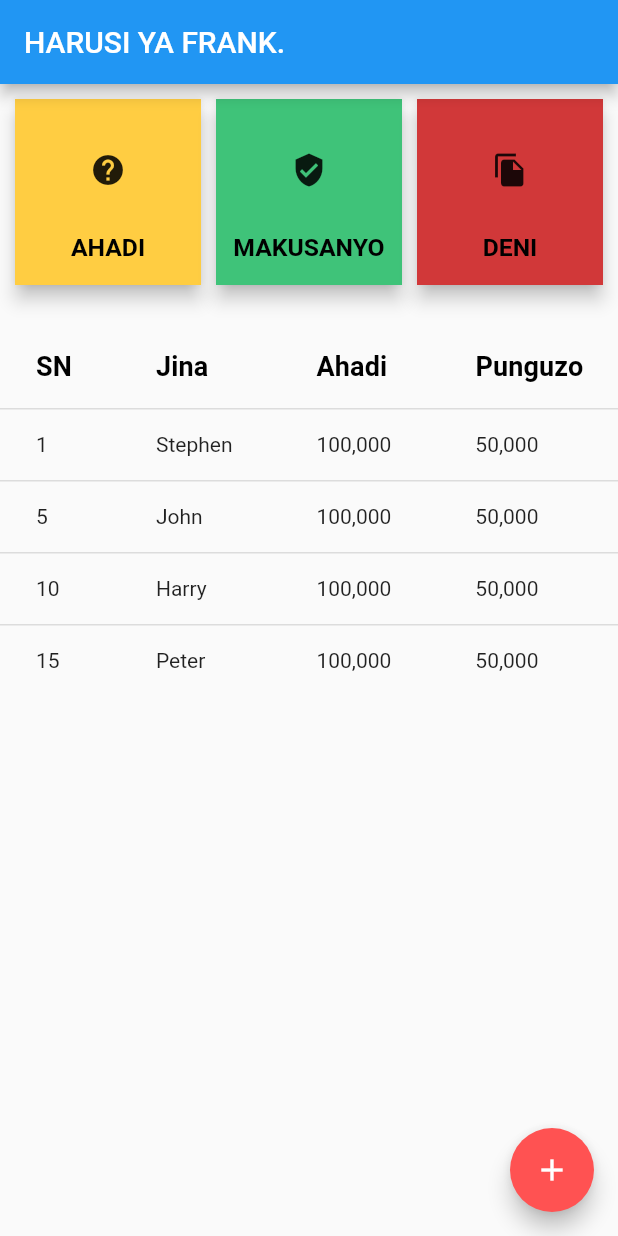
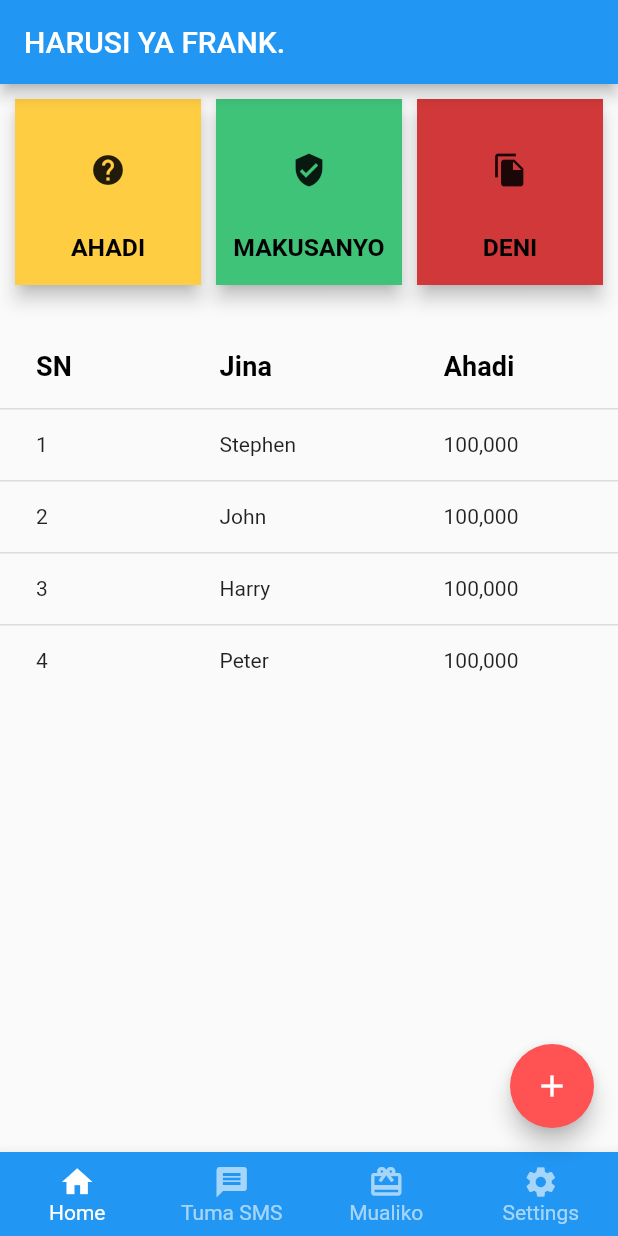
Before and after one commit to gabbymushi/michango_app, a Flutter app: the screen it shows after launch, on a phone screen of 412 x 824 dp. Run offline on Flutter 3.47's test engine with Material 2 defaults, Android fonts, the phone set to English and light mode, and no system bars.

Commit message:
add bottom nav bar

```diff
--- a/lib/main.dart
+++ b/lib/main.dart
@@ -1,5 +1,6 @@
 import 'package:flutter/material.dart';
 import 'package:michango/pages/widgets/add_contributor.dart';
+import 'package:michango/pages/widgets/bottom_nav_bar.dart';
 import 'package:michango/pages/widgets/contributors_list.dart';
 import 'package:michango/pages/widgets/widget_home_category.dart';
 //import 'pages/widgets/drawer.dart';
@@ -44,6 +45,7 @@ class MichangoApp extends StatelessWidget {
           ),
         ),
         body: _uisetup(),
+        bottomNavigationBar: BottomNavBar()
         //drawer: MyDrawer(),
         );
   }
@@ -74,7 +76,6 @@ Widget _uisetup() {
             ],
           ),
         ))
-
       ],
     ),
   );
--- /dev/null
+++ b/lib/pages/widgets/bottom_nav_bar.dart
@@ -0,0 +1,37 @@
+import 'package:flutter/material.dart';
+
+class BottomNavBar extends StatelessWidget {
+  @override
+  Widget build(BuildContext context) {
+    return BottomNavigationBar(
+      type: BottomNavigationBarType.fixed,
+      //backgroundColor: Color(0xFF6200EE),
+      backgroundColor: Colors.blue,
+      selectedItemColor: Colors.white,
+      unselectedItemColor: Colors.white.withOpacity(.60),
+      selectedFontSize: 14,
+      unselectedFontSize: 14,
+      onTap: (value) {
+        // Respond to item press.
+      },
+      items: [
+        BottomNavigationBarItem(
+          label: 'Home',
+          icon: Icon(Icons.home),
+        ),
+        BottomNavigationBarItem(
+          label: 'Tuma SMS',
+          icon: Icon(Icons.message),
+        ),
+        BottomNavigationBarItem(
+          label: 'Mualiko',
+          icon: Icon(Icons.card_giftcard),
+        ),
+        BottomNavigationBarItem(
+          label: 'Settings',
+          icon: Icon(Icons.settings),
+        ),
+      ],
+    );
+  }
+}
--- a/lib/pages/widgets/contributors_list.dart
+++ b/lib/pages/widgets/contributors_list.dart
@@ -8,17 +8,6 @@ class ContributorsList extends StatefulWidget {
 class _ContributorsList extends State<ContributorsList> {
   @override
   Widget build(BuildContext context) {
-/*     return MaterialApp(
-      home: Scaffold(
-          appBar: AppBar(
-            title: Text('Flutter DataTable Example'),
-          ),
-          body: ListView(children: <Widget>[
-            Center(
-                child: Text(
-                  'People-Chart',
-                  style: TextStyle(fontSize: 25, fontWeight: FontWeight.bold),
-                )),   */
     return DataTable(
       columns: [
         DataColumn(
@@ -30,46 +19,43 @@ class _ContributorsList extends State<ContributorsList> {
         DataColumn(
             label: Text('Ahadi',
                 style: TextStyle(fontSize: 18, fontWeight: FontWeight.bold))),
-        DataColumn(
-            label: Text('Punguzo',
+      /*   DataColumn(
+            label: Text('Katoa',
                 style: TextStyle(fontSize: 18, fontWeight: FontWeight.bold))),
         DataColumn(
             label: Text('Baki',
-                style: TextStyle(fontSize: 18, fontWeight: FontWeight.bold))),
+                style: TextStyle(fontSize: 18, fontWeight: FontWeight.bold))), */
       ],
       rows: [
         DataRow(cells: [
           DataCell(Text('1')),
           DataCell(Text('Stephen')),
           DataCell(Text('100,000')),
-          DataCell(Text('50,000')),
-          DataCell(Text('50,000')),
+         /*  DataCell(Text('50,000')),
+          DataCell(Text('50,000')), */
         ]),
         DataRow(cells: [
-          DataCell(Text('5')),
+          DataCell(Text('2')),
           DataCell(Text('John')),
           DataCell(Text('100,000')),
-          DataCell(Text('50,000')),
-          DataCell(Text('50,000')),
+         /*  DataCell(Text('50,000')),
+          DataCell(Text('50,000')), */
         ]),
         DataRow(cells: [
-          DataCell(Text('10')),
+          DataCell(Text('3')),
           DataCell(Text('Harry')),
           DataCell(Text('100,000')),
-          DataCell(Text('50,000')),
-          DataCell(Text('50,000')),
+         /*  DataCell(Text('50,000')),
+          DataCell(Text('50,000')), */
         ]),
         DataRow(cells: [
-          DataCell(Text('15')),
+          DataCell(Text('4')),
           DataCell(Text('Peter')),
           DataCell(Text('100,000')),
-          DataCell(Text('50,000')),
-          DataCell(Text('50,000')),
+         /*  DataCell(Text('50,000')),
+          DataCell(Text('50,000')), */
         ]),
       ],
     );
-    /*        ])
-      ),
-    );   */
   }
 }
```
Lines whose indentation alone changed are shown as unchanged.
